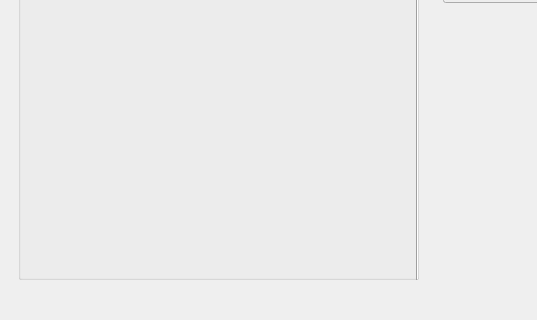
Above: ui/SettingView.ui from CS4311-spring-2020/pick-tool-team15-spicegirls before the change; both pictures show x 0 to 537 and y 459 to 779 of the 1281 by 779 pixel window. Below: the same form after it.
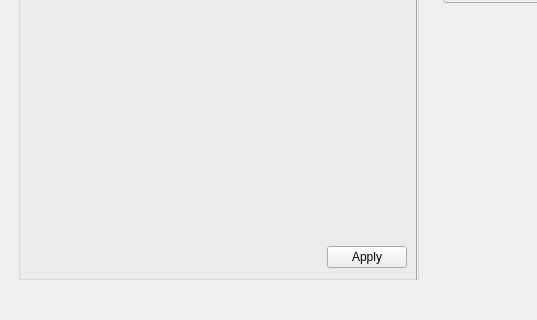
That is the form after the change. The open tabs and pages were chosen to show the change.

Commit message: Add settings action option on window ui

The edit to the form file:
```diff
--- a/ui/SettingView.ui
+++ b/ui/SettingView.ui
@@ -100,6 +100,30 @@
             </property>
            </spacer>
           </item>
+          <item>
+           <layout class="QHBoxLayout" name="horizontalLayout">
+            <item>
+             <spacer name="horizontalSpacer">
+              <property name="orientation">
+               <enum>Qt::Horizontal</enum>
+              </property>
+              <property name="sizeHint" stdset="0">
+               <size>
+                <width>40</width>
+                <height>20</height>
+               </size>
+              </property>
+             </spacer>
+            </item>
+            <item>
+             <widget class="QPushButton" name="applyButton">
+              <property name="text">
+               <string>Apply</string>
+              </property>
+             </widget>
+            </item>
+           </layout>
+          </item>
          </layout>
         </widget>
        </item>
```
Left out of the diff: 40 changed lines with no effect on the pictures. The commit also changes 2 other files.
